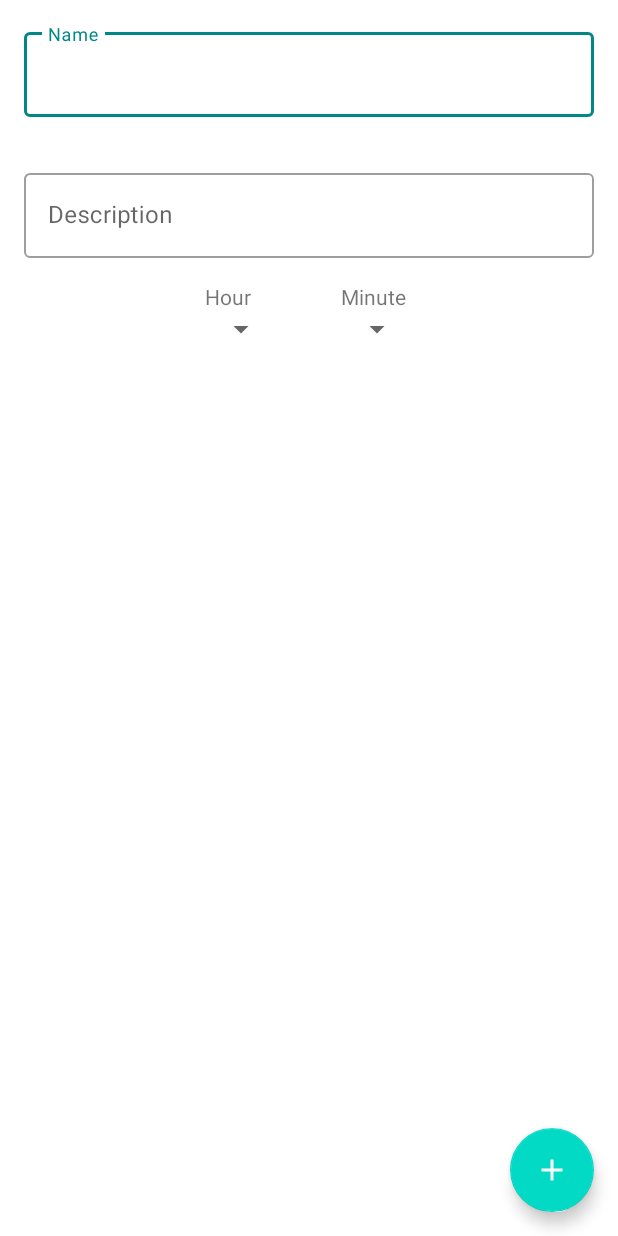
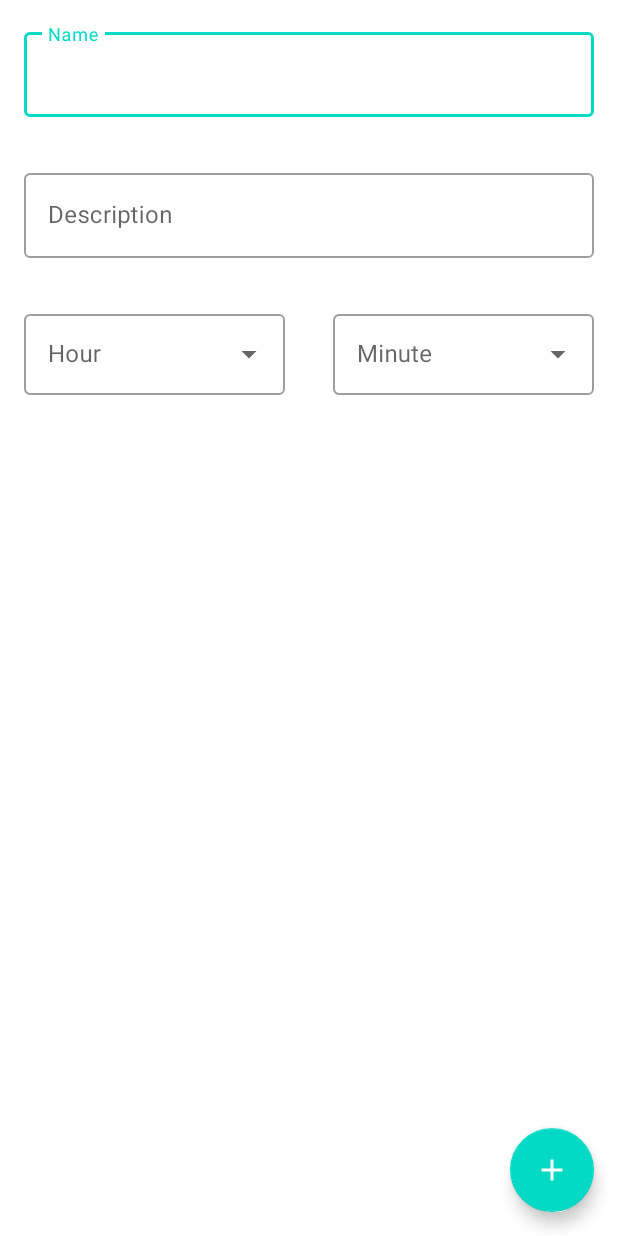
Before and after one commit to Oktawski/tasks-and-habits-android, an Android app: the layout add_habit_fragment.xml on its own in the app's theme, with its tools: preview values and no code run, on a phone screen of 412 x 824 dp. Run offline under Robolectric (Android 15) with nearby library versions, the phone set to English and light mode, and no system bars.

```diff
--- a/app/src/main/AndroidManifest.xml
+++ b/app/src/main/AndroidManifest.xml
@@ -8,7 +8,7 @@
         android:label="@string/app_name"
         android:roundIcon="@mipmap/ic_launcher_round"
         android:supportsRtl="true"
-        android:theme="@style/Theme.TasksAndHabits.Light.NoActionBar">
+        android:theme="@style/Theme.TasksAndHabits.Light">
 
 
         <activity
--- a/app/src/main/res/layout/add_habit_fragment.xml
+++ b/app/src/main/res/layout/add_habit_fragment.xml
@@ -50,45 +50,46 @@
                     android:layout_height="wrap_content" />
             </com.google.android.material.textfield.TextInputLayout>
 
-            <RelativeLayout
-                android:layout_width="wrap_content"
+            <LinearLayout
+                android:layout_width="match_parent"
                 android:layout_height="wrap_content"
                 android:layout_below="@id/description_layout"
                 android:layout_centerHorizontal="true">
 
-                <TextView
-                    android:id="@+id/hour_text"
+                <com.google.android.material.textfield.TextInputLayout
+                    android:id="@+id/hours_layout"
                     android:layout_width="wrap_content"
                     android:layout_height="wrap_content"
-                    android:text="@string/hour" />
+                    style="@style/Widget.MaterialComponents.TextInputLayout.OutlinedBox.Dense.ExposedDropdownMenu"
+                    android:layout_weight="1"
+                    android:layout_margin="@dimen/text_margin"
+                    android:hint="@string/hour">
 
-                <Spinner
-                    android:id="@+id/hour_spinner"
+                    <AutoCompleteTextView
+                        android:layout_width="match_parent"
+                        android:layout_height="wrap_content"
+                        android:inputType="none"
+                        android:padding="16dp"/>
+                </com.google.android.material.textfield.TextInputLayout>
+
+                <com.google.android.material.textfield.TextInputLayout
+                    android:id="@+id/minutes_layout"
                     android:layout_width="wrap_content"
                     android:layout_height="wrap_content"
-                    android:layout_below="@id/hour_text"
-                    android:dropDownWidth="50dp"
-                    android:spinnerMode="dropdown"/>
+                    style="@style/Widget.MaterialComponents.TextInputLayout.OutlinedBox.Dense.ExposedDropdownMenu"
+                    android:hint="@string/minute"
+                    android:layout_weight="1"
+                    android:layout_margin="@dimen/text_margin"
+                    android:layout_toEndOf="@id/hours_layout">
 
-                <TextView
-                    android:id="@+id/minute_text"
-                    android:layout_width="wrap_content"
-                    android:layout_height="wrap_content"
-                    android:layout_marginLeft="60dp"
-                    android:layout_toEndOf="@id/hour_text"
-                    android:text="@string/minute" />
+                    <AutoCompleteTextView
+                        android:layout_width="match_parent"
+                        android:layout_height="wrap_content"
+                        android:inputType="none"
+                        android:padding="16dp"/>
+                </com.google.android.material.textfield.TextInputLayout>
 
-                <Spinner
-                    android:id="@+id/minute_spinner"
-                    android:layout_width="wrap_content"
-                    android:layout_height="wrap_content"
-                    android:layout_below="@id/minute_text"
-                    android:dropDownWidth="50dp"
-                    android:spinnerMode="dropdown"
-                    android:layout_alignLeft="@id/minute_text"/>
-
-
-            </RelativeLayout>
+            </LinearLayout>
         </RelativeLayout>
 
     </ScrollView>
--- a/app/src/main/res/values/themes.xml
+++ b/app/src/main/res/values/themes.xml
@@ -2,7 +2,7 @@
     <!-- Base application theme. -->
     <style name="Theme.TasksAndHabits.Light" parent="Theme.MaterialComponents.Light.NoActionBar">
         <!-- Primary brand color. -->
-        <item name="colorPrimary">@color/teal_700</item>
+        <item name="colorPrimary">@color/teal_200</item>
         <item name="colorPrimaryVariant">@color/teal_200</item>
         <item name="colorOnPrimary">@color/white</item>
         <!-- Secondary brand color. -->
```
Also changed, not shown: app/src/main/java/com/example/tah/models/Habit.kt (+8 -1 lines), app/src/main/java/com/example/tah/ui/habit/HabitAddFragment.kt (+29 -39 lines), app/src/main/res/layout/activity_main.xml (+7 -4 lines), app/src/main/res/layout/fragment_todos.xml (+5 -3 lines), app/src/main/res/values-night/themes.xml (+6 -4 lines).
